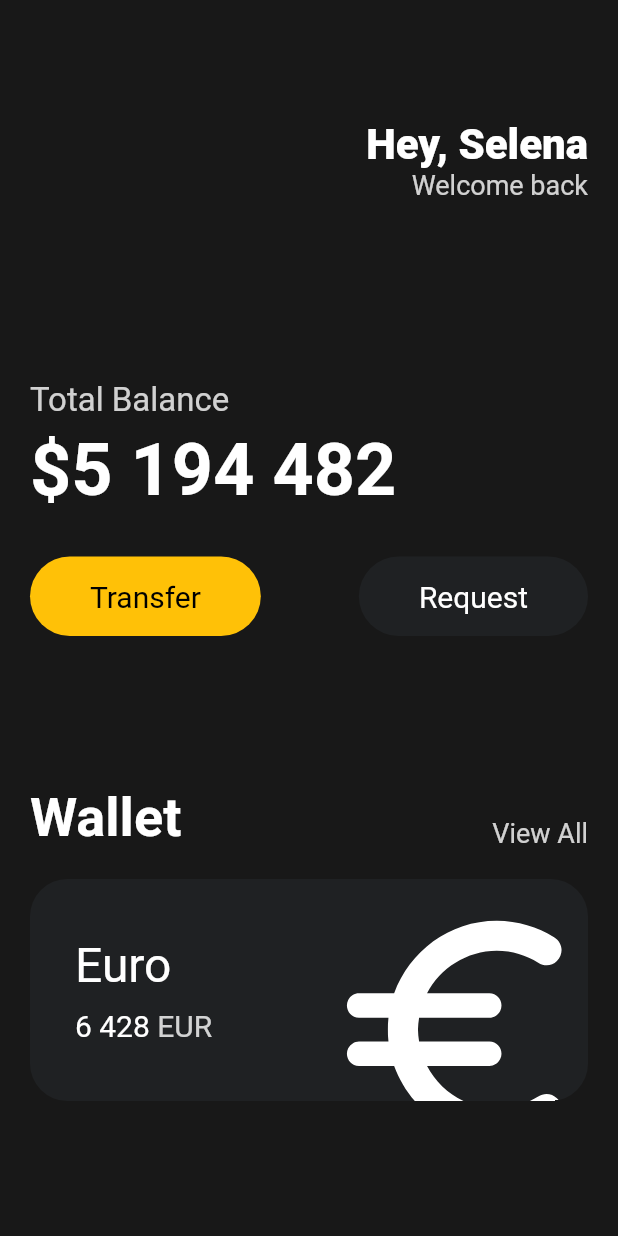
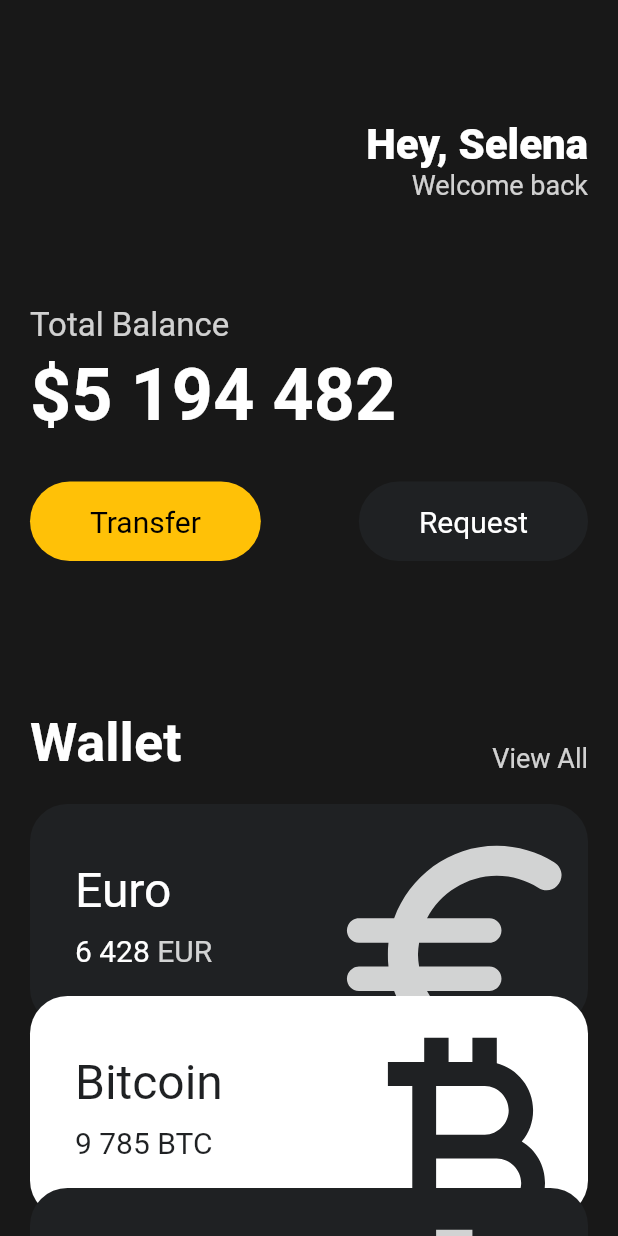
Before and after one commit to leehwarang/fluttering-flutter, a Flutter app: the screen it shows after launch, on a phone screen of 412 x 824 dp. Run offline on Flutter 3.47's test engine with Material 2 defaults, Android fonts, the phone set to English and light mode, and no system bars.

Commit message:
feat: currency_card wiget

```diff
--- a/lib/main.dart
+++ b/lib/main.dart
@@ -1,5 +1,6 @@
 import 'package:flutter/material.dart';
 import 'package:pmfm/widgets/button.dart';
+import 'package:pmfm/widgets/currency_card.dart';
 
 void main() {
   runApp(const App());
@@ -13,7 +14,8 @@
     return MaterialApp(
       home: Scaffold(
         backgroundColor: const Color(0xFF181818),
-        body: Padding(
+        body: SingleChildScrollView(
+          child: Padding(
             padding: const EdgeInsets.symmetric(horizontal: 20),
             child: Column(
               crossAxisAlignment: CrossAxisAlignment.start,
@@ -37,14 +39,15 @@
                         Text(
                           'Welcome back',
                           style: TextStyle(
-                            color: Colors.white.withOpacity(0.8), fontSize: 18),
+                              color: Colors.white.withOpacity(0.8),
+                              fontSize: 18),
                         )
                       ],
                     )
                   ],
                 ),
                 const SizedBox(
-                height: 120,
+                  height: 70,
                 ),
                 Text(
                   'Total Balance',
@@ -95,83 +98,47 @@
                           fontSize: 36,
                           fontWeight: FontWeight.w600),
                     ),
-                  Text("View All",
+                    Text(
+                      "View All",
                       style: TextStyle(
                         color: Colors.white.withOpacity(0.8),
                         fontSize: 18,
-                      )),
+                      ),
+                    ),
                   ],
                 ),
                 const SizedBox(
                   height: 20,
                 ),
-              Container(
-                clipBehavior: Clip.hardEdge,
-                decoration: BoxDecoration(
-                  color: const Color(0xFF1F2123),
-                  borderRadius: BorderRadius.circular(
-                    25,
+                const CurrencyCard(
+                  name: "Euro",
+                  code: "EUR",
+                  amount: "6 428",
+                  icon: Icons.euro_rounded,
+                  isInverted: false,
+                ),
+                Transform.translate(
+                  offset: const Offset(0, -20),
+                  child: const CurrencyCard(
+                    name: "Bitcoin",
+                    code: "BTC",
+                    amount: "9 785",
+                    icon: Icons.currency_bitcoin,
+                    isInverted: true,
                   ),
                 ),
-                child: Padding(
-                  padding: const EdgeInsets.all(
-                    30,
-                  ),
-                  child: Row(
-                    mainAxisAlignment: MainAxisAlignment.spaceBetween,
-                    children: [
-                      Column(
-                        crossAxisAlignment: CrossAxisAlignment.start,
-                        children: [
-                          const Text(
-                            "Euro",
-                            style: TextStyle(
-                              color: Colors.white,
-                              fontSize: 32,
-                            ),
-                          ),
-                          const SizedBox(
-                            height: 10,
-                          ),
-                          Row(
-                            children: [
-                              const Text(
-                                "6 428",
-                                style: TextStyle(
-                                  color: Colors.white,
-                                  fontSize: 20,
-                                ),
-                              ),
-                              const SizedBox(
-                                width: 5,
-                              ),
-                              Text(
-                                "EUR",
-                                style: TextStyle(
-                                  color: Colors.white.withOpacity(0.8),
-                                  fontSize: 20,
+                Transform.translate(
+                  offset: const Offset(0, -40),
+                  child: const CurrencyCard(
+                    name: "Dollar",
+                    code: "USD",
+                    amount: "428",
+                    icon: Icons.attach_money_outlined,
+                    isInverted: false,
                   ),
                 ),
               ],
             ),
-                        ],
-                      ),
-                      Transform.scale(
-                        scale: 2.2,
-                        child: Transform.translate(
-                          offset: const Offset(-5, 12),
-                          child: const Icon(
-                            Icons.euro_rounded,
-                            color: Colors.white,
-                            size: 88,
-                          ),
-                        ),
-                      )
-                    ],
-                  ),
-                ),
-              )
-            ],
           ),
         ),
       ),
--- /dev/null
+++ b/lib/widgets/currency_card.dart
@@ -0,0 +1,90 @@
+import 'package:flutter/material.dart';
+
+class CurrencyCard extends StatelessWidget {
+  final String name, code, amount;
+  final IconData icon;
+  final bool isInverted;
+
+  final _blackColor = const Color(0xFF1F2123);
+
+  const CurrencyCard(
+      {super.key,
+      required this.name,
+      required this.code,
+      required this.amount,
+      required this.icon,
+      required this.isInverted});
+
+  @override
+  Widget build(BuildContext context) {
+    return Container(
+      clipBehavior: Clip.hardEdge,
+      decoration: BoxDecoration(
+        color: isInverted ? Colors.white : _blackColor,
+        borderRadius: BorderRadius.circular(
+          25,
+        ),
+      ),
+      child: Padding(
+        padding: const EdgeInsets.all(
+          30,
+        ),
+        child: Row(
+          mainAxisAlignment: MainAxisAlignment.spaceBetween,
+          children: [
+            Column(
+              crossAxisAlignment: CrossAxisAlignment.start,
+              children: [
+                Text(
+                  name,
+                  style: TextStyle(
+                    color: isInverted ? _blackColor : Colors.white,
+                    fontSize: 32,
+                  ),
+                ),
+                const SizedBox(
+                  height: 10,
+                ),
+                Row(
+                  children: [
+                    Text(
+                      amount,
+                      style: TextStyle(
+                        color: isInverted ? _blackColor : Colors.white,
+                        fontSize: 20,
+                      ),
+                    ),
+                    const SizedBox(
+                      width: 5,
+                    ),
+                    Text(
+                      code,
+                      style: TextStyle(
+                        color: isInverted
+                            ? _blackColor
+                            : Colors.white.withOpacity(0.8),
+                        fontSize: 20,
+                      ),
+                    ),
+                  ],
+                ),
+              ],
+            ),
+            Transform.scale(
+              scale: 2.2,
+              child: Transform.translate(
+                offset: const Offset(-5, 12),
+                child: Icon(
+                  icon,
+                  color:
+                      isInverted ? _blackColor : Colors.white.withOpacity(0.8),
+                  size: 88,
+                ),
+              ),
+            )
+          ],
+        ),
+      ),
+    );
+  }
+}
```
Lines whose indentation alone changed are shown as unchanged.
